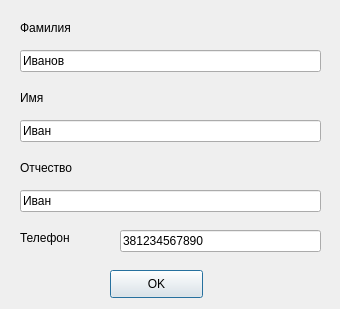
Qt form ui/add_customer.ui (Tr0ub1e/Izbushka) before a commit.
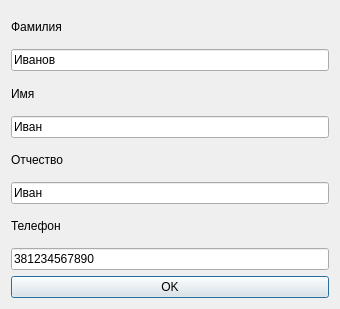
The same form after that commit. Icons and pictures are not drawn.

The edit to the form file:
```diff
--- a/ui/add_customer.ui
+++ b/ui/add_customer.ui
@@ -13,126 +13,78 @@
   <property name="windowTitle">
    <string>Dialog</string>
   </property>
-  <widget class="QPushButton" name="pushButton">
-   <property name="geometry">
-    <rect>
-     <x>110</x>
-     <y>270</y>
-     <width>93</width>
-     <height>28</height>
-    </rect>
-   </property>
-   <property name="text">
-    <string>OK</string>
-   </property>
-  </widget>
+  <property name="windowIcon">
+   <iconset>
+    <normaloff>favicon.ico</normaloff>favicon.ico</iconset>
+  </property>
+  <layout class="QVBoxLayout" name="verticalLayout">
+   <item>
   <widget class="QLabel" name="fam">
-   <property name="geometry">
-    <rect>
-     <x>20</x>
-     <y>20</y>
-     <width>55</width>
-     <height>16</height>
-    </rect>
-   </property>
    <property name="text">
     <string>Фамилия</string>
    </property>
   </widget>
+   </item>
+   <item>
   <widget class="QLineEdit" name="famEdit">
-   <property name="geometry">
-    <rect>
-     <x>20</x>
-     <y>50</y>
-     <width>301</width>
-     <height>22</height>
-    </rect>
-   </property>
    <property name="text">
     <string>Иванов</string>
    </property>
   </widget>
-  <widget class="QLineEdit" name="phoneEdit">
-   <property name="geometry">
-    <rect>
-     <x>120</x>
-     <y>230</y>
-     <width>201</width>
-     <height>22</height>
-    </rect>
-   </property>
-   <property name="inputMask">
-    <string/>
-   </property>
-   <property name="text">
-    <string>381234567890</string>
-   </property>
-  </widget>
-  <widget class="QLabel" name="phone">
-   <property name="geometry">
-    <rect>
-     <x>20</x>
-     <y>230</y>
-     <width>55</width>
-     <height>16</height>
-    </rect>
-   </property>
-   <property name="text">
-    <string>Телефон</string>
-   </property>
-  </widget>
+   </item>
+   <item>
   <widget class="QLabel" name="name">
-   <property name="geometry">
-    <rect>
-     <x>20</x>
-     <y>90</y>
-     <width>55</width>
-     <height>16</height>
-    </rect>
-   </property>
    <property name="text">
     <string>Имя</string>
    </property>
   </widget>
+   </item>
+   <item>
   <widget class="QLineEdit" name="nameEdit">
-   <property name="geometry">
-    <rect>
-     <x>20</x>
-     <y>120</y>
-     <width>301</width>
-     <height>22</height>
-    </rect>
-   </property>
    <property name="text">
     <string>Иван</string>
    </property>
   </widget>
-  <widget class="QLineEdit" name="fathEdit">
-   <property name="geometry">
-    <rect>
-     <x>20</x>
-     <y>190</y>
-     <width>301</width>
-     <height>22</height>
-    </rect>
-   </property>
-   <property name="text">
-    <string>Иван</string>
-   </property>
-  </widget>
+   </item>
+   <item>
   <widget class="QLabel" name="fath">
-   <property name="geometry">
-    <rect>
-     <x>20</x>
-     <y>160</y>
-     <width>55</width>
-     <height>16</height>
-    </rect>
-   </property>
    <property name="text">
     <string>Отчество</string>
    </property>
   </widget>
+   </item>
+   <item>
+    <widget class="QLineEdit" name="fathEdit">
+     <property name="text">
+      <string>Иван</string>
+     </property>
+    </widget>
+   </item>
+   <item>
+    <widget class="QLabel" name="phone">
+     <property name="text">
+      <string>Телефон</string>
+     </property>
+    </widget>
+   </item>
+   <item>
+    <widget class="QLineEdit" name="phoneEdit">
+     <property name="inputMask">
+      <string/>
+     </property>
+     <property name="text">
+      <string>381234567890</string>
+     </property>
+    </widget>
+   </item>
+   <item>
+    <widget class="QPushButton" name="pushButton">
+     <property name="text">
+      <string>OK</string>
+     </property>
+    </widget>
+   </item>
+  </layout>
  </widget>
  <resources/>
  <connections/>
```
Left out of the diff: 2 changed lines with no effect on the pictures. Lines whose indentation alone changed are shown as unchanged.
